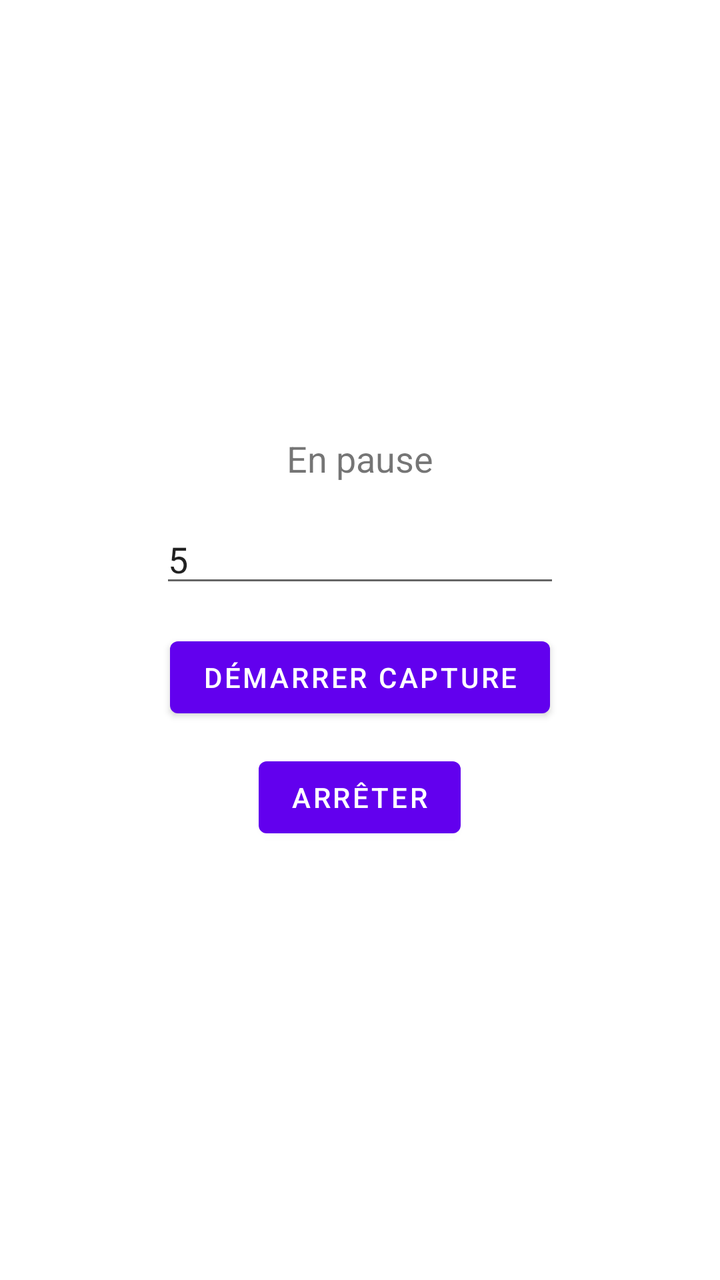
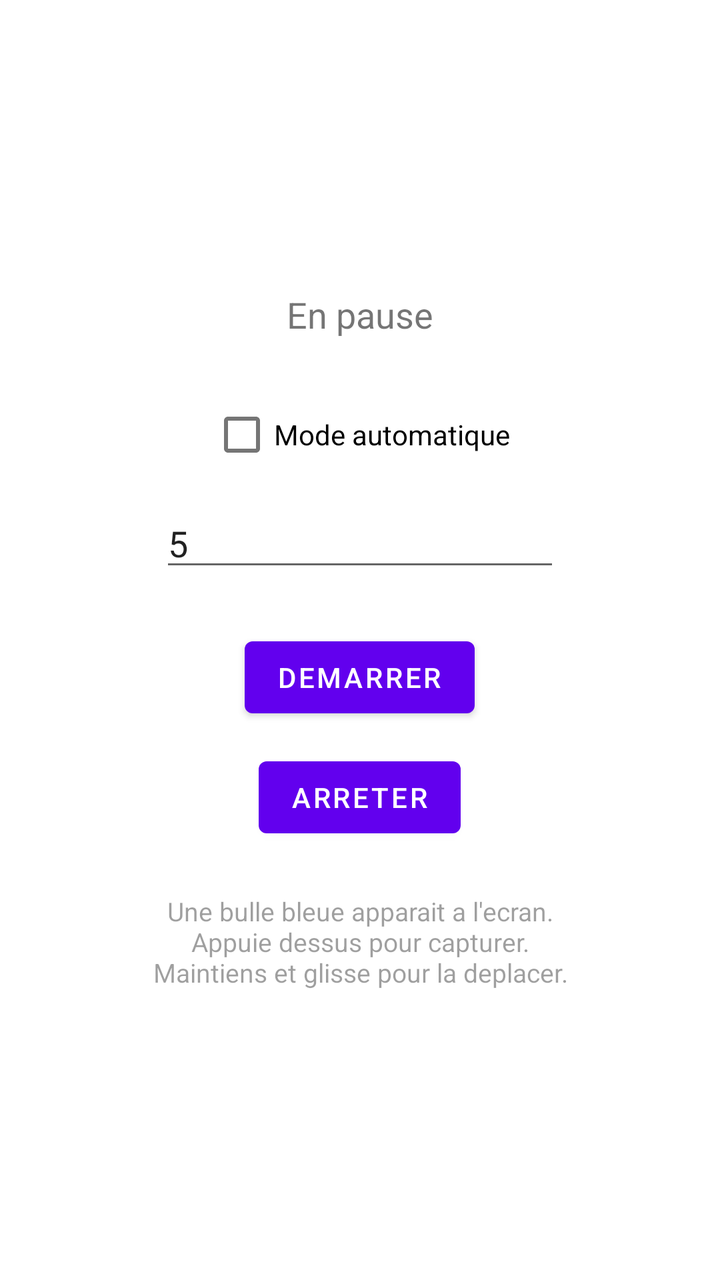

Screens rendered from an Android XML layout before and after an edit, with the pre-edit source and the edit as a unified diff.
<!-- AndroidManifest.xml: application theme Theme.ScreenCaptureApp -->
<!-- res/layout/activity_main.xml -->
<?xml version="1.0" encoding="utf-8"?>
<LinearLayout xmlns:android="http://schemas.android.com/apk/res/android"
    android:layout_width="match_parent"
    android:layout_height="match_parent"
    android:orientation="vertical"
    android:gravity="center"
    android:padding="24dp">

    <TextView
        android:id="@+id/statusText"
        android:layout_width="wrap_content"
        android:layout_height="wrap_content"
        android:text="En pause"
        android:textSize="18sp"
        android:layout_marginBottom="16dp" />

    <EditText
        android:id="@+id/intervalInput"
        android:layout_width="200dp"
        android:layout_height="wrap_content"
        android:inputType="number"
        android:hint="Intervalle (secondes)"
        android:text="5"
        android:layout_marginBottom="16dp" />

    <Button
        android:id="@+id/startButton"
        android:layout_width="wrap_content"
        android:layout_height="wrap_content"
        android:text="Démarrer capture" />

    <Button
        android:id="@+id/stopButton"
        android:layout_width="wrap_content"
        android:layout_height="wrap_content"
        android:text="Arrêter"
        android:layout_marginTop="12dp" />

</LinearLayout>
<!-- resources referenced by this layout -->
<resources>
  <style name="Theme.ScreenCaptureApp" parent="Theme.MaterialComponents.DayNight.NoActionBar" />
</resources>

<!-- the commit's change to res/layout/activity_main.xml (unified diff, before → after) -->
@@ -12,7 +12,14 @@
         android:layout_height="wrap_content"
         android:text="En pause"
         android:textSize="18sp"
-        android:layout_marginBottom="16dp" />
+        android:layout_marginBottom="24dp" />
+
+    <CheckBox
+        android:id="@+id/autoCheckBox"
+        android:layout_width="wrap_content"
+        android:layout_height="wrap_content"
+        android:text="Mode automatique"
+        android:layout_marginBottom="8dp" />
 
     <EditText
         android:id="@+id/intervalInput"
@@ -21,19 +28,28 @@
         android:inputType="number"
         android:hint="Intervalle (secondes)"
         android:text="5"
-        android:layout_marginBottom="16dp" />
+        android:layout_marginBottom="24dp" />
 
     <Button
         android:id="@+id/startButton"
         android:layout_width="wrap_content"
         android:layout_height="wrap_content"
-        android:text="Démarrer capture" />
+        android:text="Demarrer" />
 
     <Button
         android:id="@+id/stopButton"
         android:layout_width="wrap_content"
         android:layout_height="wrap_content"
-        android:text="Arrêter"
+        android:text="Arreter"
         android:layout_marginTop="12dp" />
 
+    <TextView
+        android:layout_width="wrap_content"
+        android:layout_height="wrap_content"
+        android:text="Une bulle bleue apparait a l'ecran.\nAppuie dessus pour capturer.\nMaintiens et glisse pour la deplacer."
+        android:textSize="13sp"
+        android:gravity="center"
+        android:layout_marginTop="24dp"
+        android:alpha="0.7" />
+
 </LinearLayout>
